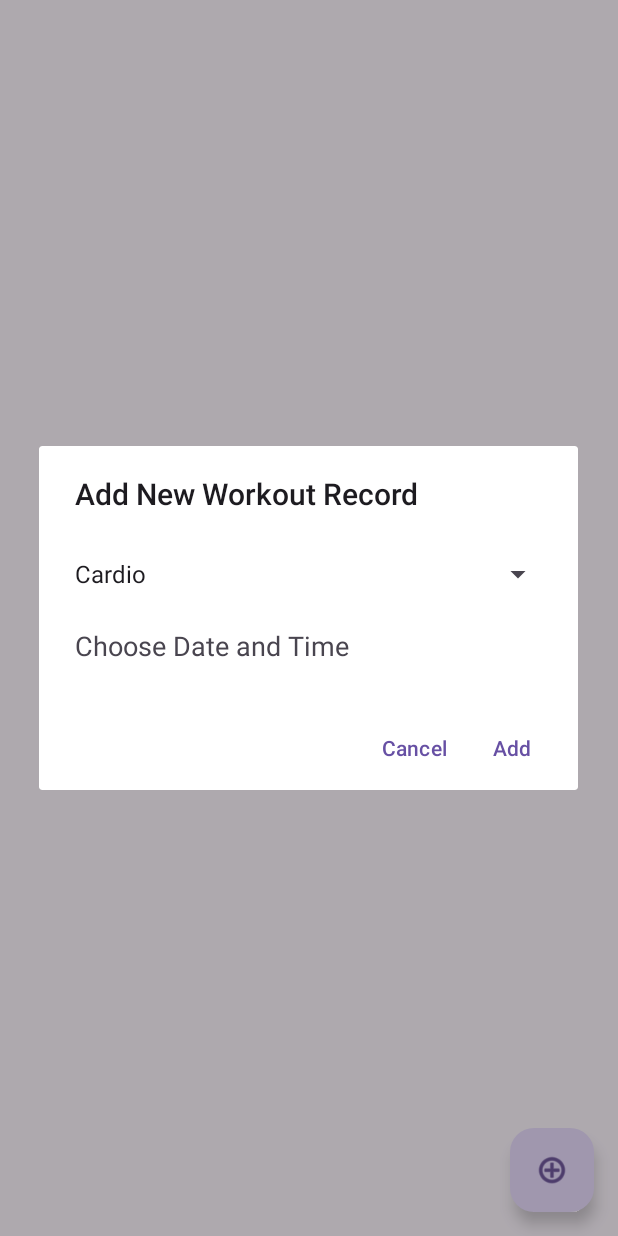
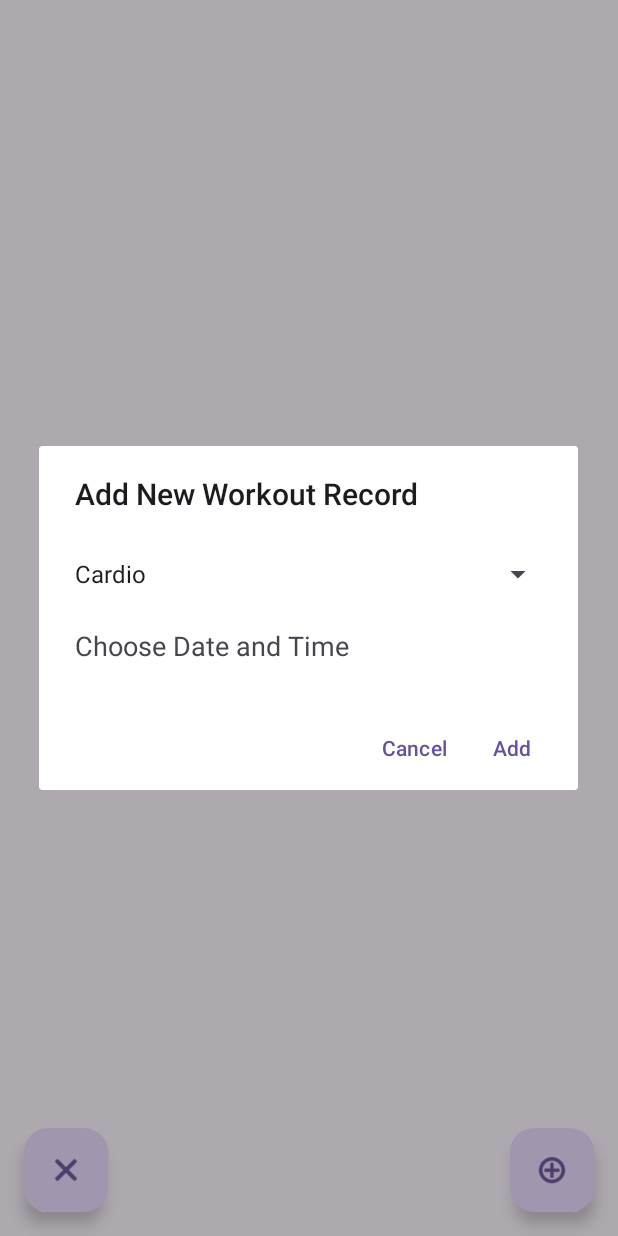
Before and after one commit to Venom-0ff/FitChallenge, an Android app: the WorkoutActivity screen opened directly, with no data from a screen before it, after a tap on an icon or button, on a phone screen of 412 x 824 dp. Run offline under Robolectric (Android 15) with nearby library versions, the phone set to English and light mode, and no system bars; our stand-ins replace Firebase (no records; nobody signed in at launch, a user with empty details on screens opened directly).

Commit message:
Basic Main Menu, log off functionality, and able to return to main activity from workout activity

```diff
--- a/app/src/main/java/com/workoutwizards/fitchallenge/WorkoutActivity.kt
+++ b/app/src/main/java/com/workoutwizards/fitchallenge/WorkoutActivity.kt
@@ -30,6 +30,11 @@ class WorkoutActivity : AppCompatActivity() {
         val fab = binding.addWorkout
         fab.setOnClickListener {
             showAddItemDialog()
+        }
+
+        val fab2 = binding.returnToMenu
+        fab2.setOnClickListener {
+            finish()
         }
     }
 
--- a/app/src/main/res/layout/activity_workout.xml
+++ b/app/src/main/res/layout/activity_workout.xml
@@ -27,4 +27,15 @@
         app:layout_constraintBottom_toBottomOf="parent"
         app:layout_constraintEnd_toEndOf="parent"
         app:srcCompat="@android:drawable/ic_menu_add" />
+
+    <com.google.android.material.floatingactionbutton.FloatingActionButton
+        android:id="@+id/returnToMenu"
+        android:layout_width="wrap_content"
+        android:layout_height="wrap_content"
+        android:layout_marginStart="16dp"
+        android:layout_marginBottom="16dp"
+        android:clickable="true"
+        app:layout_constraintBottom_toBottomOf="parent"
+        app:layout_constraintStart_toStartOf="parent"
+        app:srcCompat="@android:drawable/ic_menu_close_clear_cancel" />
 </androidx.constraintlayout.widget.ConstraintLayout>
--- a/app/src/main/res/values/strings.xml
+++ b/app/src/main/res/values/strings.xml
@@ -14,7 +14,10 @@
     <string name="logged_out">You are now logged out</string>
     <string name="no_account">Do not have an account? Register</string>
     <string name="here">Here</string>
+    <string name="workout_history">Workout History</string>
+    <string name="logout_warning">Are you sure you want to log out?</string>
     <string name="choose_date_and_time">Choose Date and Time</string>
+    <string name="team_info">Workout Wizards - 2023</string>
     <string-array name="workout_types">
         <item>Cardio</item>
         <item>Sets &amp; Reps</item>
```
Also changed, not shown: app/src/main/AndroidManifest.xml (+8 -8 lines), app/src/main/java/com/workoutwizards/fitchallenge/MainActivity.kt (+39 -0 lines), app/src/main/res/layout/activity_main.xml (+37 -2 lines), app/src/main/res/layout/dialog_logout.xml (added, +16 -0 lines).
